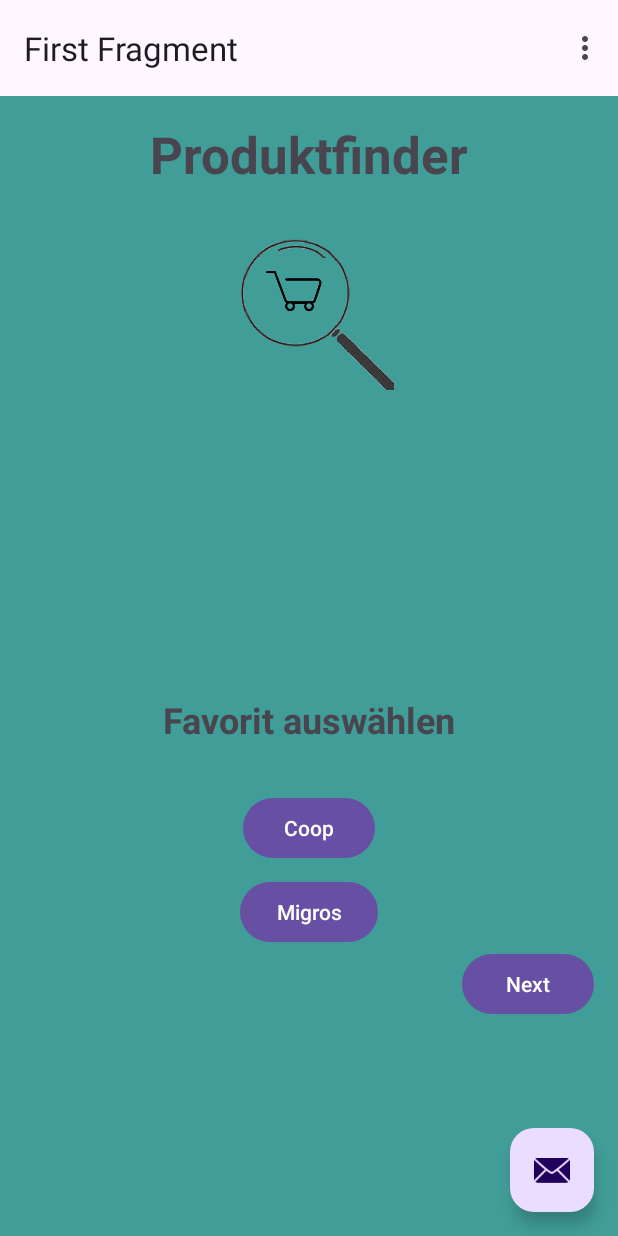
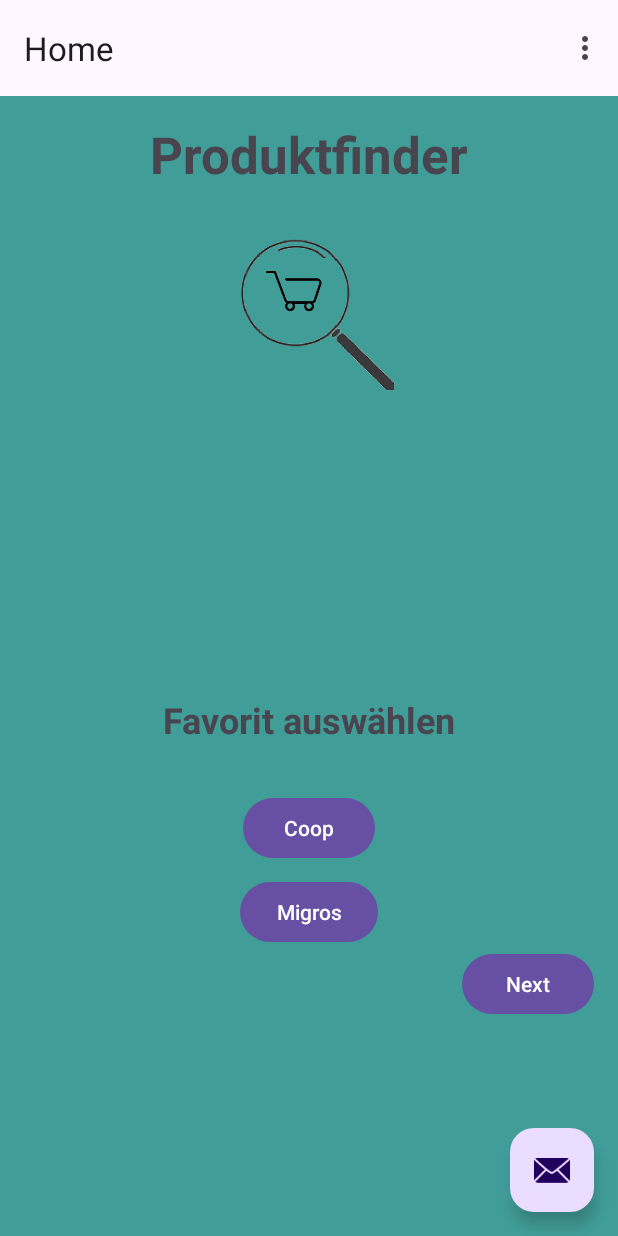
Before and after one commit to EigenYam/ProduktFinder, an Android app: the screen it shows after launch (MainActivity), on a phone screen of 412 x 824 dp. Run offline under Robolectric (Android 15) with nearby library versions, the phone set to English and light mode, and no system bars; our stand-ins replace navigation-ui.

Commit message:
Changed Fragment names

```diff
--- a/app/src/main/res/values/strings.xml
+++ b/app/src/main/res/values/strings.xml
@@ -2,12 +2,12 @@
     <string name="app_name">ProduktFinder</string>
     <string name="action_settings">Settings</string>
     <!-- Strings used for fragments for navigation -->
-    <string name="first_fragment_label">First Fragment</string>
+    <string name="first_fragment_label">Home</string>
     <string name="second_fragment_label">Second Fragment</string>
-    <string name="coop_fragment_label">Coop Fragment</string>
-    <string name="migros_fragment_label">Migros Fragment</string>
-    <string name="einkaufsliste_fragment_label">Einkaufsliste Fragment</string>
-    <string name="einstellungen_fragment_label">Einstellungen Fragment</string>
+    <string name="coop_fragment_label">Coop</string>
+    <string name="migros_fragment_label">Migros</string>
+    <string name="einkaufsliste_fragment_label">Einkaufsliste</string>
+    <string name="einstellungen_fragment_label">Einstellungen</string>
     <string name="next">Next</string>
     <string name="previous">Previous</string>
 
```
